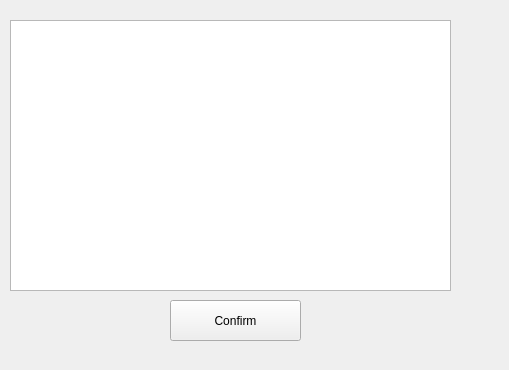
First picture: the form in chooseourxi.ui, repository TNT57/FootballClubManagementSystem, before the edit.
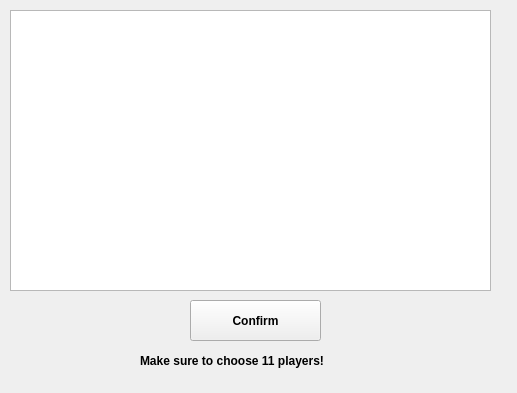
Second picture: the form after the edit.

```diff
--- a/chooseourxi.ui
+++ b/chooseourxi.ui
@@ -6,8 +6,8 @@
    <rect>
     <x>0</x>
     <y>0</y>
-    <width>509</width>
-    <height>370</height>
+    <width>517</width>
+    <height>393</height>
    </rect>
   </property>
   <property name="windowTitle">
@@ -17,25 +17,54 @@
    <property name="geometry">
     <rect>
      <x>10</x>
-     <y>20</y>
-     <width>441</width>
-     <height>271</height>
+     <y>10</y>
+     <width>481</width>
+     <height>281</height>
     </rect>
    </property>
   </widget>
   <widget class="QPushButton" name="confirmButton">
    <property name="geometry">
     <rect>
-     <x>170</x>
+     <x>190</x>
      <y>300</y>
      <width>131</width>
      <height>41</height>
     </rect>
    </property>
+   <property name="font">
+    <font>
+     <bold>true</bold>
+    </font>
+   </property>
+   <property name="toolTip">
+    <string>Click here once you have finish selecting players</string>
+   </property>
    <property name="text">
     <string>Confirm</string>
    </property>
   </widget>
+  <widget class="QLabel" name="label">
+   <property name="geometry">
+    <rect>
+     <x>140</x>
+     <y>350</y>
+     <width>231</width>
+     <height>21</height>
+    </rect>
+   </property>
+   <property name="font">
+    <font>
+     <bold>true</bold>
+    </font>
+   </property>
+   <property name="toolTip">
+    <string>Choosing more or less than 11 players would not be able to simulate match</string>
+   </property>
+   <property name="text">
+    <string>Make sure to choose 11 players!</string>
+   </property>
+  </widget>
  </widget>
  <resources/>
  <connections/>
```
Left out of the diff: 3 changed lines with no effect on the pictures.
